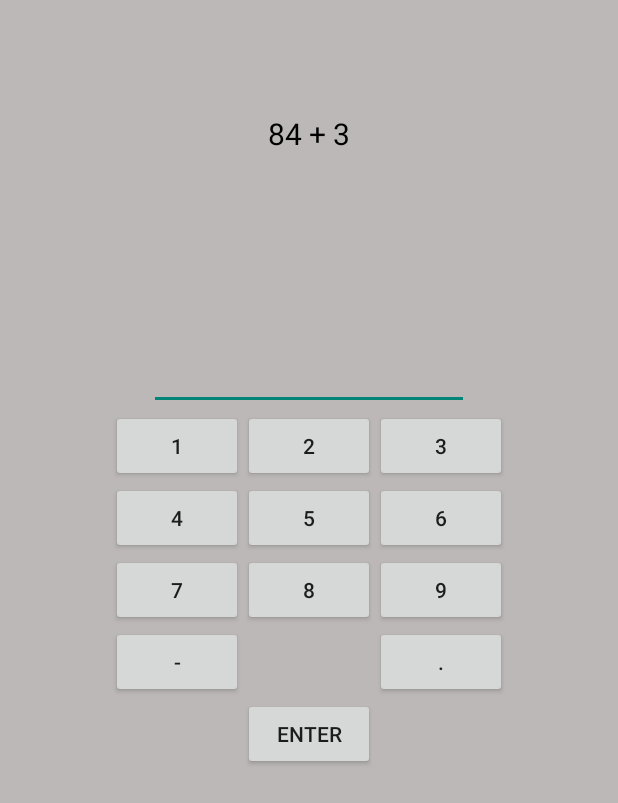
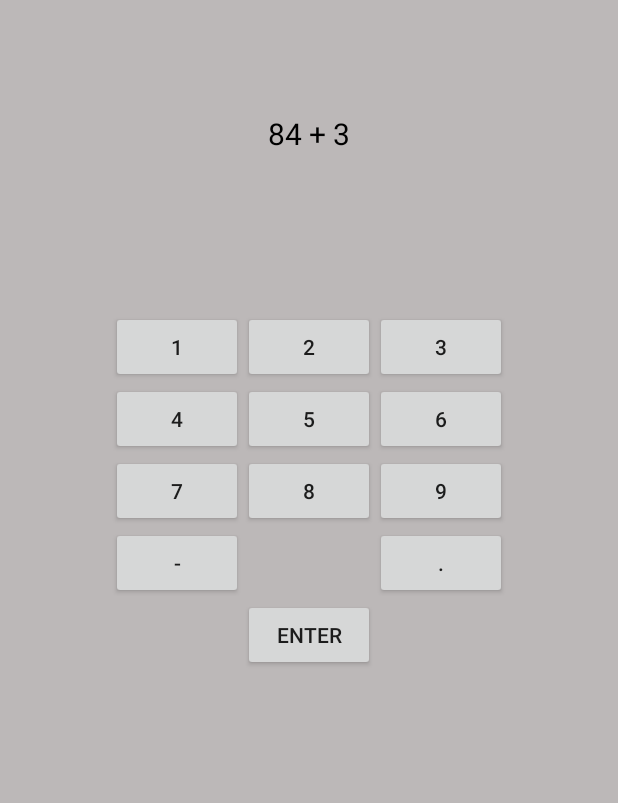
Before and after one commit to MilapNaik/MentalMathWorkout, an Android app: the MathTest screen opened directly, with no data from a screen before it, on a phone screen of 412 x 824 dp. Shown: the top 803 px of the screen. Run offline under Robolectric (Android 15) with nearby library versions, the phone set to English and light mode, and no system bars.

Commit message:
Added end of test activity

```diff
--- a/app/src/main/java/com/milapnaik/mentalmathworkout/MainActivity.java
+++ b/app/src/main/java/com/milapnaik/mentalmathworkout/MainActivity.java
@@ -60,7 +60,7 @@ public class MainActivity extends AppCompatActivity {
 
     /** Called when the user clicks the Math Test button */
     public void MathTest(View view) {
-        Intent intent = new Intent(this, MathTestActivity.class);
+        Intent intent = new Intent(this, MathTest.class);
         startActivity(intent);
     }
 }
--- a/app/src/main/java/com/milapnaik/mentalmathworkout/MathTestActivity.java
+++ b/app/src/main/java/com/milapnaik/mentalmathworkout/MathTest.java
@@ -1,5 +1,6 @@
 package com.milapnaik.mentalmathworkout;
 
+import android.content.Intent;
 import android.os.Bundle;
 import android.support.v7.app.AppCompatActivity;
 import android.view.View;
@@ -18,7 +19,7 @@ import android.os.SystemClock;
 /**
  * Created by MilapNaik on 3/18/16.
  */
-public class MathTestActivity extends AppCompatActivity {
+public class MathTest extends AppCompatActivity {
 
     int i = 0;
     int correctcount = 0;
@@ -26,6 +27,7 @@ public class MathTestActivity extends AppCompatActivity {
     String[] mathTest = new String[40];
     long mStartTime, mEndTime, mTotalTime;
     String answer;
+    public final static String NUM_CORRECT = "com.milapnaik.mentalmathworkout.MESSAGE";
 
     @Override
     protected void onCreate(Bundle savedInstanceState) {
@@ -33,13 +35,11 @@ public class MathTestActivity extends AppCompatActivity {
         setContentView(R.layout.activity_mathtest);
 
         final TextView mathProblem = (TextView) findViewById(R.id.mathProblem);
-        final EditText mathAnswer = (EditText) findViewById(R.id.mathAnswer);
+        final TextView mathAnswer = (TextView) findViewById(R.id.mathAnswer);
 
         //Styling for the question text
         mathProblem.setTextSize(20);
         mathProblem.setTextColor(Color.rgb(0, 0, 0));
-
-
 
 
         //Try to read the problem and answers text file
@@ -49,14 +49,14 @@ public class MathTestActivity extends AppCompatActivity {
             String line;
 
             /*read in file to array*/
-            for (i = 0; i < n; i=i+2) {
+            for (i = 0; i < n; i = i + 2) {
                 //Question[] mediumTest = new Question[n];
                 if ((line = reader.readLine()) != null)
                     mathTest[i] = line; //Enter in problem
                 //mediumTest[i].problem = line;
 
                 if ((line = reader.readLine()) != null)
-                    mathTest[i+1] = line; //Enter in solution
+                    mathTest[i + 1] = line; //Enter in solution
                 //mediumTest[i+1].answer = line;
             }
 
@@ -190,19 +190,18 @@ public class MathTestActivity extends AppCompatActivity {
 
 
                 answer = mathAnswer.getText().toString();
-                    String correctAnswer = mathTest[i+1];
+                String correctAnswer = mathTest[i + 1];
 
-                    if (answer.equals(correctAnswer)){
+                if (answer.equals(correctAnswer)) {
                     correctcount++;
                     mathAnswer.setText("");
 
-                        Toast.makeText(MathTestActivity.this,
+                    Toast.makeText(MathTest.this,
                             R.string.correct_toast,
                             Toast.LENGTH_SHORT).show();
 
-                    }
-                    else{
-                        Toast.makeText(MathTestActivity.this,
+                } else {
+                    Toast.makeText(MathTest.this,
                             correctAnswer,
                             Toast.LENGTH_SHORT).show();
                     mathAnswer.setText("");
@@ -211,23 +210,29 @@ public class MathTestActivity extends AppCompatActivity {
                 i = i + 2;
                 mathProblem.setText(mathTest[i]);
 
-                    if (i == n){
+                if (i == n) {
                     mathProblem.setTextSize(15);
                     mEndTime = System.currentTimeMillis();
                     mTotalTime = mEndTime - mStartTime;
                     int seconds = (int) (mTotalTime / 1000);
                     int minutes = seconds / 60;
-                        seconds     = seconds % 60;
+                    seconds = seconds % 60;
                     int millis = (int) mTotalTime % 1000;
                     String sectime = Integer.toString(seconds);
                     String milsectime = Integer.toString(millis);
                     String time = sectime + "." + milsectime;
                     mathProblem.setText(time);
+                    Intent intent = new Intent(MathTest.this, FinishTest.class);
+                    String count = Integer.toString(correctcount);
+                    intent.putExtra(NUM_CORRECT, count);
+                    startActivity(intent);
+
                 }
 
             }
 
         });
+    }
+
 
 }
-}
--- a/app/src/main/res/layout/activity_display_message.xml
+++ b/app/src/main/res/layout/activity_display_message.xml
@@ -6,7 +6,9 @@
     android:layout_width="match_parent"
     android:layout_height="match_parent"
     android:fitsSystemWindows="true"
-    android:id="@+id/content">
+    tools:context=".DisplayMessage"
+    android:id="@+id/content"
+    android:background="#bcb8b8">
 
 
 
--- a/app/src/main/res/layout/activity_main.xml
+++ b/app/src/main/res/layout/activity_main.xml
@@ -32,10 +32,10 @@
         android:layout_height="wrap_content"
         android:text="@string/button_send"
         android:onClick="sendMessage"
+        android:id="@+id/button"
         android:layout_alignParentTop="true"
         android:layout_alignParentRight="true"
-        android:layout_alignParentEnd="true"
-        android:id="@+id/button"/>
+        android:layout_alignParentEnd="true" />
 
     <ImageView
         android:layout_width="wrap_content"
--- a/app/src/main/res/layout/activity_mathtest.xml
+++ b/app/src/main/res/layout/activity_mathtest.xml
@@ -6,7 +6,7 @@
     android:layout_width="match_parent"
     android:layout_height="match_parent"
     android:fitsSystemWindows="true"
-    tools:context=".MathTestActivity"
+    tools:context=".MathTest"
     android:id="@+id/mtestcontent"
     android:background="#bcb8b8">
 
@@ -33,15 +33,20 @@
         android:layout_centerHorizontal="true"
         android:layout_marginTop="75dp" />
 
-    <EditText
+    <TextView
         android:layout_width="wrap_content"
         android:layout_height="wrap_content"
-        android:inputType="numberDecimal"
-        android:ems="10"
+        android:text=""
+        android:textColor="#000000"
+        android:ems="15"
         android:id="@+id/mathAnswer"
+        android:layout_marginTop="60dp"
         android:layout_below="@+id/mathProblem"
-        android:layout_centerHorizontal="true"
-        android:layout_marginTop="125dp" />
+        android:textAlignment="center"
+        android:layout_alignLeft="@+id/n1"
+        android:layout_alignStart="@+id/n1"
+        android:layout_alignRight="@+id/n3"
+        android:layout_alignEnd="@+id/n3" />
 
     <Button
         android:layout_width="wrap_content"
@@ -60,7 +65,8 @@
         android:id="@+id/n1"
         android:layout_below="@+id/mathAnswer"
         android:layout_alignLeft="@+id/n4"
-        android:layout_alignStart="@+id/n4" />
+        android:layout_alignStart="@+id/n4"
+        android:layout_marginTop="25dp"/>
 
     <Button
         android:layout_width="wrap_content"
@@ -68,7 +74,8 @@
         android:text="2"
         android:id="@+id/n2"
         android:layout_below="@+id/mathAnswer"
-        android:layout_centerHorizontal="true" />
+        android:layout_centerHorizontal="true"
+        android:layout_marginTop="25dp" />
 
     <Button
         android:layout_width="wrap_content"
@@ -77,7 +84,8 @@
         android:id="@+id/n3"
         android:layout_below="@+id/mathAnswer"
         android:layout_toRightOf="@+id/n5"
-        android:layout_toEndOf="@+id/n5" />
+        android:layout_toEndOf="@+id/n5"
+        android:layout_marginTop="25dp"/>
 
     <Button
         android:layout_width="wrap_content"
```
Also changed, not shown: app/src/main/AndroidManifest.xml (+10 -1 lines), app/src/main/java/com/milapnaik/mentalmathworkout/FinishTest.java (+20 -1 lines), app/src/main/res/layout/activity_finishtest.xml (added, +23 -0 lines). Lines whose indentation alone changed are shown as unchanged.
